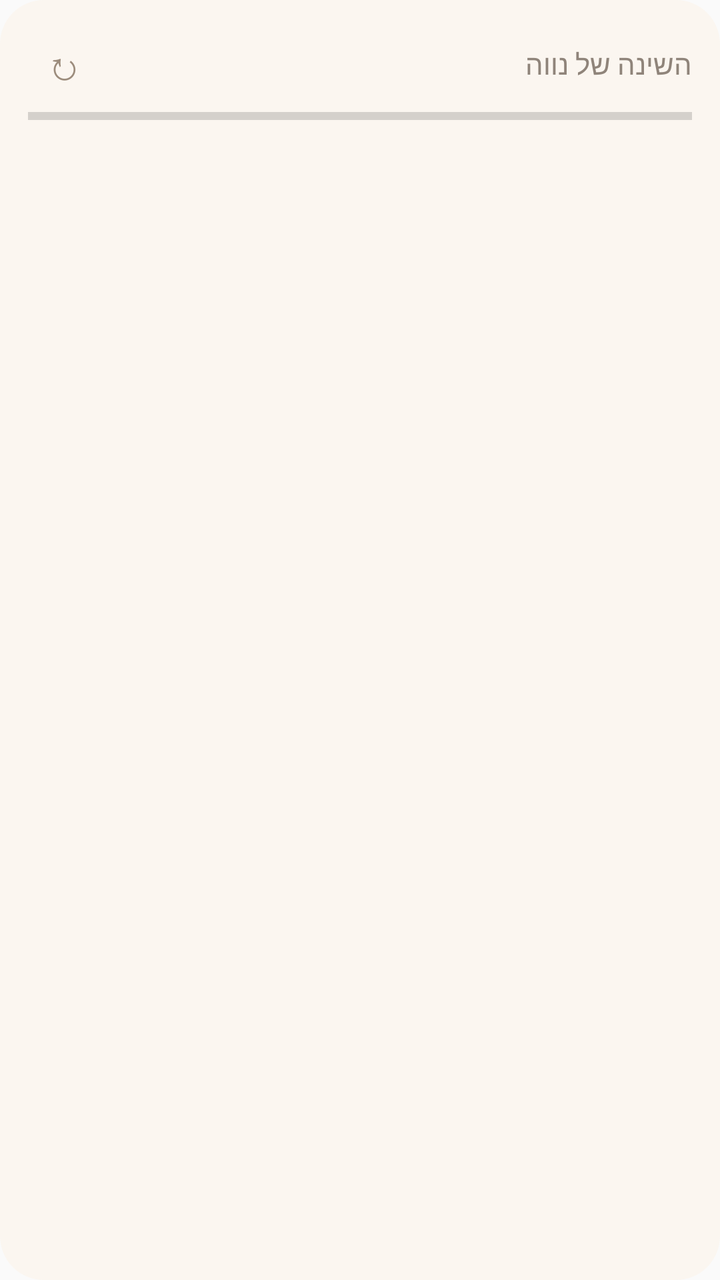
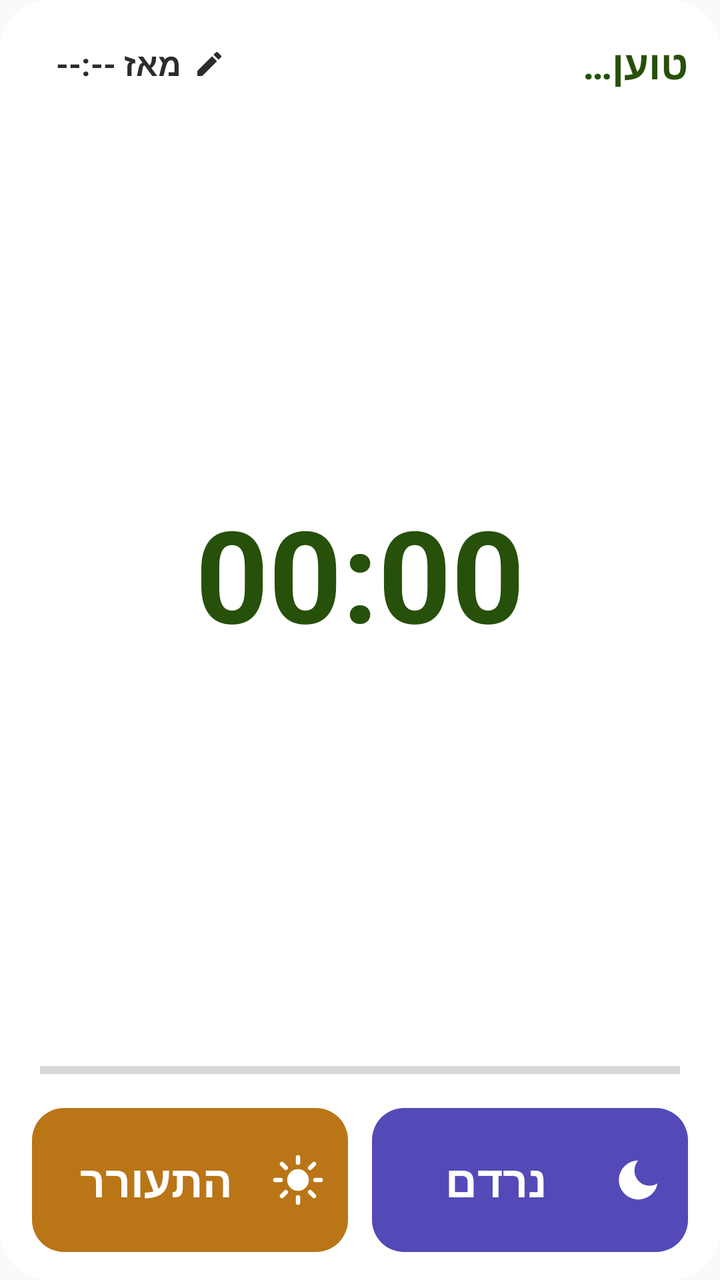

Screens rendered from an Android XML layout before and after an edit, with the pre-edit source and the edit as a unified diff.
<!-- AndroidManifest.xml: application theme android:Theme.Material.Light.NoActionBar -->
<!-- res/layout/widget_sleep.xml -->
<?xml version="1.0" encoding="utf-8"?>
<LinearLayout xmlns:android="http://schemas.android.com/apk/res/android"
    android:id="@+id/root"
    android:layout_width="match_parent"
    android:layout_height="match_parent"
    android:background="@drawable/widget_bg"
    android:layoutDirection="rtl"
    android:orientation="vertical"
    android:padding="14dp">

    <LinearLayout
        android:layout_width="match_parent"
        android:layout_height="wrap_content"
        android:gravity="center_vertical"
        android:orientation="horizontal">

        <TextView
            android:id="@+id/state"
            android:layout_width="0dp"
            android:layout_height="wrap_content"
            android:layout_weight="1"
            android:ellipsize="end"
            android:maxLines="1"
            android:text="השינה של נווה"
            android:textColor="#8F847A"
            android:textSize="14sp" />

        <TextView
            android:id="@+id/refresh"
            android:layout_width="36dp"
            android:layout_height="36dp"
            android:gravity="center"
            android:text="↻"
            android:textColor="#9C8C7C"
            android:textSize="20sp" />
    </LinearLayout>

    <Chronometer
        android:id="@+id/chrono"
        android:layout_width="wrap_content"
        android:layout_height="wrap_content"
        android:textColor="#3A332D"
        android:textSize="30sp"
        android:textStyle="bold"
        android:visibility="gone" />

    <ProgressBar
        android:id="@+id/gauge"
        style="@android:style/Widget.Material.ProgressBar.Horizontal"
        android:layout_width="match_parent"
        android:layout_height="8dp"
        android:layout_marginTop="4dp"
        android:max="1000"
        android:progress="0" />

    <TextView
        android:id="@+id/phase"
        android:layout_width="match_parent"
        android:layout_height="wrap_content"
        android:layout_marginTop="2dp"
        android:ellipsize="end"
        android:maxLines="1"
        android:textSize="13sp"
        android:textStyle="bold"
        android:visibility="gone" />

    <LinearLayout
        android:layout_width="match_parent"
        android:layout_height="wrap_content"
        android:gravity="center_vertical"
        android:orientation="horizontal">

        <TextView
            android:id="@+id/next"
            android:layout_width="wrap_content"
            android:layout_height="wrap_content"
            android:textColor="#3A332D"
            android:textSize="14sp"
            android:visibility="gone" />

        <Chronometer
            android:id="@+id/next_chrono"
            android:layout_width="wrap_content"
            android:layout_height="wrap_content"
            android:layout_marginStart="4dp"
            android:textColor="#3A332D"
            android:textSize="18sp"
            android:textStyle="bold"
            android:visibility="gone" />
    </LinearLayout>

    <TextView
        android:id="@+id/flag"
        android:layout_width="match_parent"
        android:layout_height="wrap_content"
        android:layout_marginTop="2dp"
        android:textColor="#B5673C"
        android:textSize="13sp"
        android:visibility="gone" />

    <TextView
        android:id="@+id/today"
        android:layout_width="match_parent"
        android:layout_height="wrap_content"
        android:layout_marginTop="4dp"
        android:textColor="#8F847A"
        android:textSize="13sp" />

    <TextView
        android:id="@+id/updated"
        android:layout_width="match_parent"
        android:layout_height="wrap_content"
        android:textColor="#B0A69C"
        android:textSize="11sp" />
</LinearLayout>
<!-- resources referenced by this layout -->
<resources>
  <!-- drawable widget_bg (drawable) -->
  <?xml version="1.0" encoding="utf-8"?>
  <shape xmlns:android="http://schemas.android.com/apk/res/android" android:shape="rectangle">
      <solid android:color="#F2FBF6F0" />
      <corners android:radius="22dp" />
  </shape>
</resources>

<!-- the commit's change to res/layout/widget_sleep.xml (unified diff, before → after) -->
@@ -1,115 +1,129 @@
 <?xml version="1.0" encoding="utf-8"?>
-<LinearLayout xmlns:android="http://schemas.android.com/apk/res/android"
+<FrameLayout xmlns:android="http://schemas.android.com/apk/res/android"
     android:id="@+id/root"
     android:layout_width="match_parent"
-    android:layout_height="match_parent"
-    android:background="@drawable/widget_bg"
-    android:layoutDirection="rtl"
-    android:orientation="vertical"
-    android:padding="14dp">
+    android:layout_height="match_parent">
+
+    <ImageView
+        android:id="@+id/bg"
+        android:layout_width="match_parent"
+        android:layout_height="match_parent"
+        android:scaleType="fitXY"
+        android:src="@drawable/widget_bg" />
 
     <LinearLayout
         android:layout_width="match_parent"
-        android:layout_height="wrap_content"
-        android:gravity="center_vertical"
-        android:orientation="horizontal">
+        android:layout_height="match_parent"
+        android:layoutDirection="rtl"
+        android:orientation="vertical"
+        android:paddingStart="16dp"
+        android:paddingTop="14dp"
+        android:paddingEnd="16dp"
+        android:paddingBottom="14dp">
+
+        <LinearLayout
+            android:layout_width="match_parent"
+            android:layout_height="wrap_content"
+            android:gravity="center_vertical"
+            android:orientation="horizontal">
+
+            <TextView
+                android:id="@+id/state"
+                android:layout_width="0dp"
+                android:layout_height="wrap_content"
+                android:layout_weight="1"
+                android:maxLines="1"
+                android:text="טוען…"
+                android:textColor="#27500A"
+                android:textSize="20sp"
+                android:textStyle="bold" />
+
+            <TextView
+                android:id="@+id/since"
+                android:layout_width="wrap_content"
+                android:layout_height="36dp"
+                android:background="@drawable/pill"
+                android:drawableStart="@drawable/ic_edit"
+                android:drawablePadding="6dp"
+                android:gravity="center"
+                android:paddingStart="12dp"
+                android:paddingEnd="12dp"
+                android:text="מאז --:--"
+                android:textColor="#2C2C2A"
+                android:textSize="16sp"
+                android:textStyle="bold" />
+        </LinearLayout>
+
+        <Chronometer
+            android:id="@+id/chrono"
+            android:layout_width="match_parent"
+            android:layout_height="0dp"
+            android:layout_weight="1"
+            android:gravity="center"
+            android:includeFontPadding="false"
+            android:textColor="#27500A"
+            android:textSize="64sp"
+            android:textStyle="bold" />
+
+        <ProgressBar
+            android:id="@+id/gauge"
+            style="@android:style/Widget.Material.ProgressBar.Horizontal"
+            android:layout_width="match_parent"
+            android:layout_height="10dp"
+            android:layout_marginStart="4dp"
+            android:layout_marginEnd="4dp"
+            android:layout_marginBottom="14dp"
+            android:max="1000"
+            android:progress="0" />
+
+        <LinearLayout
+            android:layout_width="match_parent"
+            android:layout_height="72dp"
+            android:orientation="horizontal">
+
+            <TextView
+                android:id="@+id/btn_sleep"
+                android:layout_width="0dp"
+                android:layout_height="match_parent"
+                android:layout_marginEnd="6dp"
+                android:layout_weight="1"
+                android:background="@drawable/btn_sleep"
+                android:drawableStart="@drawable/ic_moon_w"
+                android:drawablePadding="8dp"
+                android:gravity="center"
+                android:paddingStart="12dp"
+                android:paddingEnd="12dp"
+                android:text="נרדם"
+                android:textColor="#FFFFFF"
+                android:textSize="22sp"
+                android:textStyle="bold" />
+
+            <TextView
+                android:id="@+id/btn_wake"
+                android:layout_width="0dp"
+                android:layout_height="match_parent"
+                android:layout_marginStart="6dp"
+                android:layout_weight="1"
+                android:background="@drawable/btn_wake"
+                android:drawableStart="@drawable/ic_sun_w"
+                android:drawablePadding="8dp"
+                android:gravity="center"
+                android:paddingStart="12dp"
+                android:paddingEnd="12dp"
+                android:text="התעורר"
+                android:textColor="#FFFFFF"
+                android:textSize="22sp"
+                android:textStyle="bold" />
+        </LinearLayout>
 
         <TextView
-            android:id="@+id/state"
-            android:layout_width="0dp"
+            android:id="@+id/updated"
+            android:layout_width="match_parent"
             android:layout_height="wrap_content"
-            android:layout_weight="1"
-            android:ellipsize="end"
-            android:maxLines="1"
-            android:text="השינה של נווה"
-            android:textColor="#8F847A"
-            android:textSize="14sp" />
-
-        <TextView
-            android:id="@+id/refresh"
-            android:layout_width="36dp"
-            android:layout_height="36dp"
+            android:layout_marginTop="4dp"
             android:gravity="center"
-            android:text="↻"
-            android:textColor="#9C8C7C"
-            android:textSize="20sp" />
-    </LinearLayout>
-
-    <Chronometer
-        android:id="@+id/chrono"
-        android:layout_width="wrap_content"
-        android:layout_height="wrap_content"
-        android:textColor="#3A332D"
-        android:textSize="30sp"
-        android:textStyle="bold"
-        android:visibility="gone" />
-
-    <ProgressBar
-        android:id="@+id/gauge"
-        style="@android:style/Widget.Material.ProgressBar.Horizontal"
-        android:layout_width="match_parent"
-        android:layout_height="8dp"
-        android:layout_marginTop="4dp"
-        android:max="1000"
-        android:progress="0" />
-
-    <TextView
-        android:id="@+id/phase"
-        android:layout_width="match_parent"
-        android:layout_height="wrap_content"
-        android:layout_marginTop="2dp"
-        android:ellipsize="end"
-        android:maxLines="1"
-        android:textSize="13sp"
-        android:textStyle="bold"
-        android:visibility="gone" />
-
-    <LinearLayout
-        android:layout_width="match_parent"
-        android:layout_height="wrap_content"
-        android:gravity="center_vertical"
-        android:orientation="horizontal">
-
-        <TextView
-            android:id="@+id/next"
-            android:layout_width="wrap_content"
-            android:layout_height="wrap_content"
-            android:textColor="#3A332D"
-            android:textSize="14sp"
-            android:visibility="gone" />
-
-        <Chronometer
-            android:id="@+id/next_chrono"
-            android:layout_width="wrap_content"
-            android:layout_height="wrap_content"
-            android:layout_marginStart="4dp"
-            android:textColor="#3A332D"
-            android:textSize="18sp"
-            android:textStyle="bold"
+            android:textColor="#5F5E5A"
+            android:textSize="11sp"
             android:visibility="gone" />
     </LinearLayout>
-
-    <TextView
-        android:id="@+id/flag"
-        android:layout_width="match_parent"
-        android:layout_height="wrap_content"
-        android:layout_marginTop="2dp"
-        android:textColor="#B5673C"
-        android:textSize="13sp"
-        android:visibility="gone" />
-
-    <TextView
-        android:id="@+id/today"
-        android:layout_width="match_parent"
-        android:layout_height="wrap_content"
-        android:layout_marginTop="4dp"
-        android:textColor="#8F847A"
-        android:textSize="13sp" />
-
-    <TextView
-        android:id="@+id/updated"
-        android:layout_width="match_parent"
-        android:layout_height="wrap_content"
-        android:textColor="#B0A69C"
-        android:textSize="11sp" />
-</LinearLayout>
+</FrameLayout>
<!-- resource entries referenced after the edit -->
@@ -1,10 +1,44 @@
 <!-- resources referenced by this layout -->
 <resources>
+  <!-- drawable btn_sleep (drawable) -->
+  <?xml version="1.0" encoding="utf-8"?>
+  <shape xmlns:android="http://schemas.android.com/apk/res/android" android:shape="rectangle">
+      <solid android:color="#534AB7" />
+      <corners android:radius="16dp" />
+  </shape>
+  <!-- drawable btn_wake (drawable) -->
+  <?xml version="1.0" encoding="utf-8"?>
+  <shape xmlns:android="http://schemas.android.com/apk/res/android" android:shape="rectangle">
+      <solid android:color="#BA7517" />
+      <corners android:radius="16dp" />
+  </shape>
+  <!-- drawable ic_edit (drawable) -->
+  <?xml version="1.0" encoding="utf-8"?>
+  <vector xmlns:android="http://schemas.android.com/apk/res/android" android:width="16dp" android:height="16dp" android:viewportWidth="24" android:viewportHeight="24">
+      <path android:fillColor="#2C2C2A" android:pathData="M3,17.25V21h3.75L17.81,9.94l-3.75,-3.75L3,17.25zM20.71,7.04a1,1 0,0 0,0 -1.41l-2.34,-2.34a1,1 0,0 0,-1.41 0l-1.83,1.83 3.75,3.75 1.83,-1.83z" />
+  </vector>
+  <!-- drawable ic_moon_w (drawable) -->
+  <?xml version="1.0" encoding="utf-8"?>
+  <vector xmlns:android="http://schemas.android.com/apk/res/android" android:width="26dp" android:height="26dp" android:viewportWidth="24" android:viewportHeight="24">
+      <path android:fillColor="#FFFFFF" android:pathData="M12.1,3a9,9 0,1 0,8.9 10.6A7,7 0,0 1,12.1 3z" />
+  </vector>
+  <!-- drawable ic_sun_w (drawable) -->
+  <?xml version="1.0" encoding="utf-8"?>
+  <vector xmlns:android="http://schemas.android.com/apk/res/android" android:width="26dp" android:height="26dp" android:viewportWidth="24" android:viewportHeight="24">
+      <path android:fillColor="#FFFFFF" android:pathData="M12,7a5,5 0,1 1,0 10a5,5 0,1 1,0 -10z" />
+      <path android:strokeColor="#FFFFFF" android:strokeWidth="2" android:strokeLineCap="round" android:pathData="M12,1.5v2.5M12,20v2.5M1.5,12h2.5M20,12h2.5M4.6,4.6l1.8,1.8M17.6,17.6l1.8,1.8M4.6,19.4l1.8,-1.8M17.6,6.4l1.8,-1.8" />
+  </vector>
+  <!-- drawable pill (drawable) -->
+  <?xml version="1.0" encoding="utf-8"?>
+  <shape xmlns:android="http://schemas.android.com/apk/res/android" android:shape="rectangle">
+      <solid android:color="#FFFFFF" />
+      <corners android:radius="16dp" />
+  </shape>
   <!-- drawable widget_bg (drawable) -->
   <?xml version="1.0" encoding="utf-8"?>
   <shape xmlns:android="http://schemas.android.com/apk/res/android" android:shape="rectangle">
-      <solid android:color="#F2FBF6F0" />
-      <corners android:radius="22dp" />
+      <solid android:color="#FFFFFF" />
+      <corners android:radius="24dp" />
   </shape>
 </resources>
 
